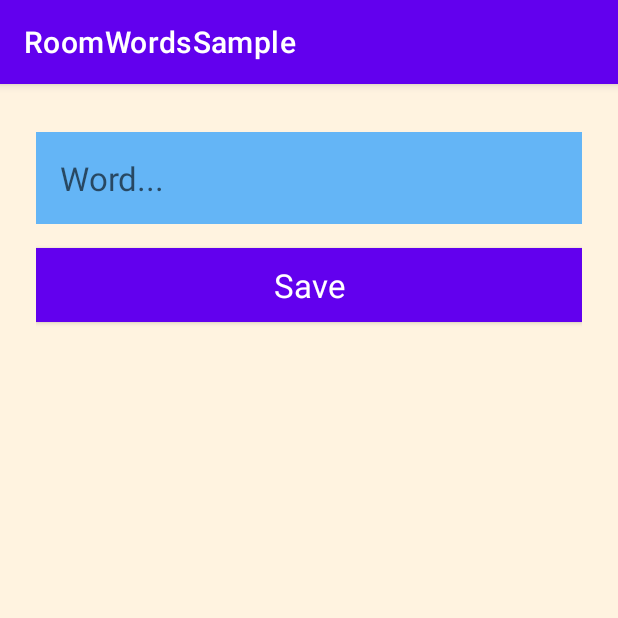
After one commit to kausar100/room-viewmodel-demo, an Android app: the NewWordActivity screen opened directly, with no data from a screen before it, on a phone screen of 412 x 824 dp, the top half of it. The commit adds this screen. Run offline under Robolectric (Android 15) with nearby library versions, the phone set to English and light mode, and no system bars.

Commit message:
insert a new word

```diff
--- /dev/null
+++ b/app/src/main/java/com/kausar/roomwordssample/NewWordActivity.java
@@ -0,0 +1,41 @@
+package com.kausar.roomwordssample;
+
+import androidx.appcompat.app.AppCompatActivity;
+
+import android.content.Intent;
+import android.os.Bundle;
+import android.text.TextUtils;
+import android.view.View;
+import android.widget.Button;
+import android.widget.EditText;
+
+public class NewWordActivity extends AppCompatActivity {
+    public static final String EXTRA_REPLY =
+            "com.example.android.roomwordssample.REPLY";
+
+    private EditText mEditWordView;
+
+    @Override
+    protected void onCreate(Bundle savedInstanceState) {
+        super.onCreate(savedInstanceState);
+        setContentView(R.layout.activity_new_word);
+
+        mEditWordView = findViewById(R.id.edit_word);
+
+        final Button button = findViewById(R.id.button_save);
+        button.setOnClickListener(new View.OnClickListener() {
+            public void onClick(View view) {
+                Intent replyIntent = new Intent();
+                if (TextUtils.isEmpty(mEditWordView.getText())) {
+                    setResult(RESULT_CANCELED, replyIntent);
+                } else {
+                    String word = mEditWordView.getText().toString();
+                    replyIntent.putExtra(EXTRA_REPLY, word);
+                    setResult(RESULT_OK, replyIntent);
+                }
+                finish();
+            }
+        });
+
+    }
+}
--- a/app/src/main/java/com/kausar/roomwordssample/room/WordDao.java
+++ b/app/src/main/java/com/kausar/roomwordssample/room/WordDao.java
@@ -4,6 +4,7 @@ package com.kausar.roomwordssample.room;
 import androidx.lifecycle.LiveData;
 import androidx.room.Dao;
 import androidx.room.Insert;
+import androidx.room.OnConflictStrategy;
 import androidx.room.Query;
 
 import java.util.List;
@@ -11,7 +12,7 @@ import java.util.List;
 @Dao
 public interface WordDao {
 
-    @Insert
+    @Insert(onConflict = OnConflictStrategy.IGNORE)
     void insert(Word word);
 
     @Query("DELETE FROM word_table")
--- /dev/null
+++ b/app/src/main/res/layout/activity_new_word.xml
@@ -0,0 +1,24 @@
+<?xml version="1.0" encoding="utf-8"?>
+<androidx.appcompat.widget.LinearLayoutCompat xmlns:android="http://schemas.android.com/apk/res/android"
+    xmlns:app="http://schemas.android.com/apk/res-auto"
+    xmlns:tools="http://schemas.android.com/tools"
+    android:layout_width="match_parent"
+    android:layout_height="match_parent"
+    android:background="@color/colorScreenBackground"
+    android:orientation="vertical"
+    android:padding="24dp"
+    tools:context=".NewWordActivity">
+
+    <EditText
+        android:id="@+id/edit_word"
+        style="@style/text_view_style"
+        android:hint="@string/hint_word"
+        android:inputType="textAutoComplete" />
+
+    <Button
+        android:id="@+id/button_save"
+        style="@style/button_style"
+        android:text="@string/button_save" />
+
+
+</androidx.appcompat.widget.LinearLayoutCompat>
--- a/app/src/main/res/values/strings.xml
+++ b/app/src/main/res/values/strings.xml
@@ -1,3 +1,8 @@
 <resources>
     <string name="app_name">RoomWordsSample</string>
+
+    <string name="hint_word">Word...</string>
+    <string name="button_save">Save</string>
+    <string name="empty_not_saved">Word not saved because it is empty.</string>
+
 </resources>
--- a/app/src/main/res/values/themes.xml
+++ b/app/src/main/res/values/themes.xml
@@ -26,4 +26,14 @@
         <item name="android:textColor">@color/colorTextPrimary</item>
     </style>
 
+    <style name="button_style" parent="android:style/Widget.Material.Button">
+        <item name="android:layout_width">match_parent</item>
+        <item name="android:layout_height">wrap_content</item>
+        <item name="android:background">@color/colorPrimaryDark</item>
+        <item name="android:textAppearance">@android:style/TextAppearance.Large</item>
+        <item name="android:layout_marginTop">16dp</item>
+        <item name="android:textColor">@color/colorTextPrimary</item>
+    </style>
+
+
 </resources>
```
Also changed, not shown: app/src/main/AndroidManifest.xml (+9 -2 lines), app/src/main/java/com/kausar/roomwordssample/MainActivity.java (+54 -0 lines).
